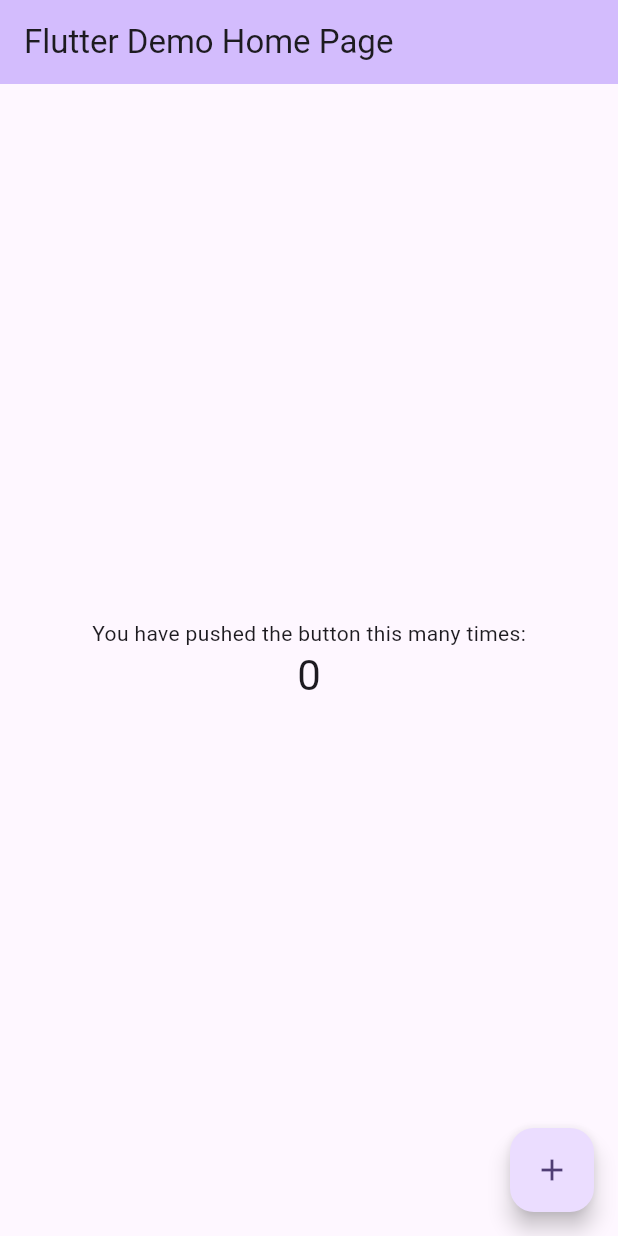
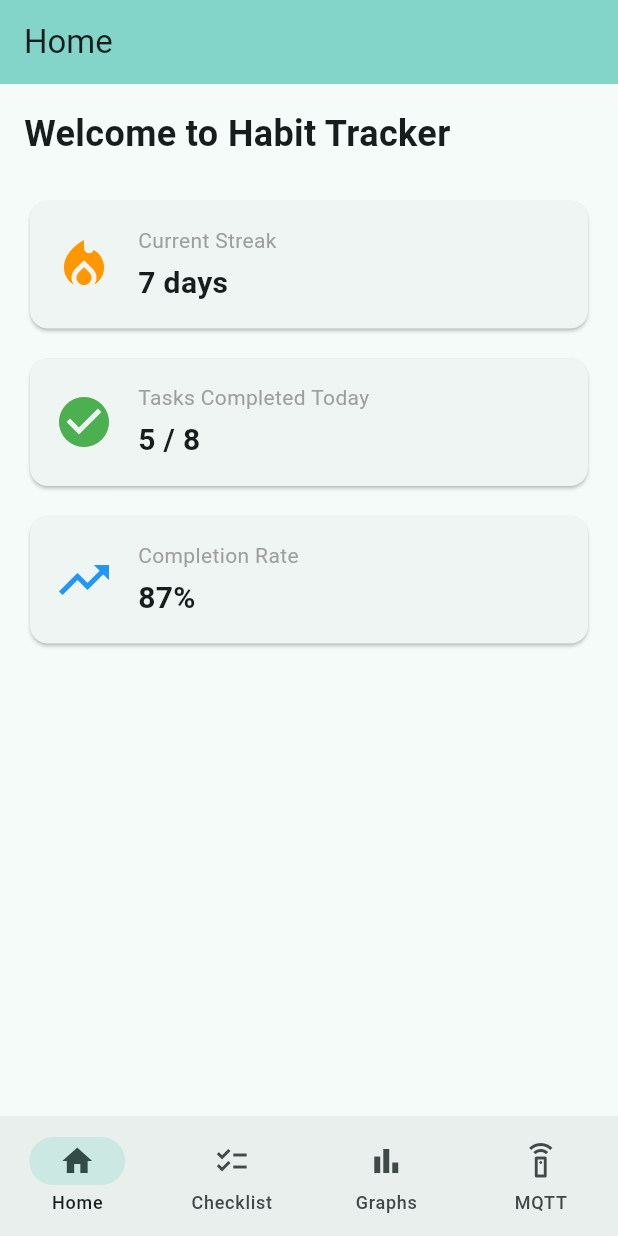
Before and after one commit to AltyMan/Capstone, a Flutter app: the screen it shows after launch, on a phone screen of 412 x 824 dp. Run offline on Flutter 3.47's test engine with Material 3 defaults, Android fonts, the phone set to English and light mode, and no system bars; our stand-ins replace fl_chart.

Commit message:
New UI Structure

```diff
--- a/compute/mobile/habittrackerapp/lib/main.dart
+++ b/compute/mobile/habittrackerapp/lib/main.dart
@@ -1,4 +1,8 @@
 import 'package:flutter/material.dart';
+import 'pages/home_page.dart';
+import 'pages/checklist_page.dart';
+import 'pages/graph_page.dart';
+import 'pages/mqtt_page.dart';
 
 void main() {
   runApp(const MyApp());
@@ -7,115 +11,80 @@ void main() {
 class MyApp extends StatelessWidget {
   const MyApp({super.key});
 
-  // This widget is the root of your application.
   @override
   Widget build(BuildContext context) {
     return MaterialApp(
-      title: 'Flutter Demo',
+      title: 'Habit Tracker',
       theme: ThemeData(
-        // This is the theme of your application.
-        //
-        // TRY THIS: Try running your application with "flutter run". You'll see
-        // the application has a purple toolbar. Then, without quitting the app,
-        // try changing the seedColor in the colorScheme below to Colors.green
-        // and then invoke "hot reload" (save your changes or press the "hot
-        // reload" button in a Flutter-supported IDE, or press "r" if you used
-        // the command line to start the app).
-        //
-        // Notice that the counter didn't reset back to zero; the application
-        // state is not lost during the reload. To reset the state, use hot
-        // restart instead.
-        //
-        // This works for code too, not just values: Most code changes can be
-        // tested with just a hot reload.
-        colorScheme: .fromSeed(seedColor: Colors.deepPurple),
+        colorScheme: ColorScheme.fromSeed(seedColor: Colors.teal),
+        useMaterial3: true,
       ),
-      home: const MyHomePage(title: 'Flutter Demo Home Page'),
+      home: const MainNavigation(),
     );
   }
 }
 
-class MyHomePage extends StatefulWidget {
-  const MyHomePage({super.key, required this.title});
-
-  // This widget is the home page of your application. It is stateful, meaning
-  // that it has a State object (defined below) that contains fields that affect
-  // how it looks.
-
-  // This class is the configuration for the state. It holds the values (in this
-  // case the title) provided by the parent (in this case the App widget) and
-  // used by the build method of the State. Fields in a Widget subclass are
-  // always marked "final".
-
-  final String title;
+class MainNavigation extends StatefulWidget {
+  const MainNavigation({super.key});
 
   @override
-  State<MyHomePage> createState() => _MyHomePageState();
+  State<MainNavigation> createState() => _MainNavigationState();
 }
 
-class _MyHomePageState extends State<MyHomePage> {
-  int _counter = 0;
+class _MainNavigationState extends State<MainNavigation> {
+  int _currentIndex = 0;
 
-  void _incrementCounter() {
-    setState(() {
-      // This call to setState tells the Flutter framework that something has
-      // changed in this State, which causes it to rerun the build method below
-      // so that the display can reflect the updated values. If we changed
-      // _counter without calling setState(), then the build method would not be
-      // called again, and so nothing would appear to happen.
-      _counter++;
-    });
-  }
+  final List<Widget> _pages = [
+    const HomePage(),
+    const ChecklistPage(),
+    const GraphPage(),
+    const MqttPage(),
+  ];
+
+  final List<String> _titles = [
+    'Home',
+    'Daily Checklist',
+    'Progress Graphs',
+    'Automation & MQTT',
+  ];
 
   @override
   Widget build(BuildContext context) {
-    // This method is rerun every time setState is called, for instance as done
-    // by the _incrementCounter method above.
-    //
-    // The Flutter framework has been optimized to make rerunning build methods
-    // fast, so that you can just rebuild anything that needs updating rather
-    // than having to individually change instances of widgets.
     return Scaffold(
       appBar: AppBar(
-        // TRY THIS: Try changing the color here to a specific color (to
-        // Colors.amber, perhaps?) and trigger a hot reload to see the AppBar
-        // change color while the other colors stay the same.
         backgroundColor: Theme.of(context).colorScheme.inversePrimary,
-        // Here we take the value from the MyHomePage object that was created by
-        // the App.build method, and use it to set our appbar title.
-        title: Text(widget.title),
+        title: Text(_titles[_currentIndex]),
       ),
-      body: Center(
-        // Center is a layout widget. It takes a single child and positions it
-        // in the middle of the parent.
-        child: Column(
-          // Column is also a layout widget. It takes a list of children and
-          // arranges them vertically. By default, it sizes itself to fit its
-          // children horizontally, and tries to be as tall as its parent.
-          //
-          // Column has various properties to control how it sizes itself and
-          // how it positions its children. Here we use mainAxisAlignment to
-          // center the children vertically; the main axis here is the vertical
-          // axis because Columns are vertical (the cross axis would be
-          // horizontal).
-          //
-          // TRY THIS: Invoke "debug painting" (choose the "Toggle Debug Paint"
-          // action in the IDE, or press "p" in the console), to see the
-          // wireframe for each widget.
-          mainAxisAlignment: .center,
-          children: [
-            const Text('You have pushed the button this many times:'),
-            Text(
-              '$_counter',
-              style: Theme.of(context).textTheme.headlineMedium,
-            ),
-          ],
-        ),
-      ),
-      floatingActionButton: FloatingActionButton(
-        onPressed: _incrementCounter,
-        tooltip: 'Increment',
-        child: const Icon(Icons.add),
+      body: _pages[_currentIndex],
+      bottomNavigationBar: NavigationBar(
+        selectedIndex: _currentIndex,
+        onDestinationSelected: (int index) {
+          setState(() {
+            _currentIndex = index;
+          });
+        },
+        destinations: const [
+          NavigationDestination(
+            icon: Icon(Icons.home_outlined),
+            selectedIcon: Icon(Icons.home),
+            label: 'Home',
+          ),
+          NavigationDestination(
+            icon: Icon(Icons.checklist_outlined),
+            selectedIcon: Icon(Icons.checklist),
+            label: 'Checklist',
+          ),
+          NavigationDestination(
+            icon: Icon(Icons.bar_chart_outlined),
+            selectedIcon: Icon(Icons.bar_chart),
+            label: 'Graphs',
+          ),
+          NavigationDestination(
+            icon: Icon(Icons.settings_remote_outlined),
+            selectedIcon: Icon(Icons.settings_remote),
+            label: 'MQTT',
+          ),
+        ],
       ),
     );
   }
--- /dev/null
+++ b/compute/mobile/habittrackerapp/lib/pages/checklist_page.dart
@@ -0,0 +1,81 @@
+import 'package:flutter/material.dart';
+
+class ChecklistPage extends StatefulWidget {
+  const ChecklistPage({super.key});
+
+  @override
+  State<ChecklistPage> createState() => _ChecklistPageState();
+}
+
+class _ChecklistPageState extends State<ChecklistPage> {
+  // Static demo data - will be replaced with API data later
+  final List<Map<String, dynamic>> _tasks = [
+    {'name': 'Morning Meditation', 'completed': true, 'time': '6:00 AM'},
+    {'name': 'Exercise', 'completed': true, 'time': '7:00 AM'},
+    {'name': 'Drink Water (8 glasses)', 'completed': false, 'time': 'Throughout day'},
+    {'name': 'Read for 30 minutes', 'completed': true, 'time': '8:00 PM'},
+    {'name': 'Journal', 'completed': false, 'time': '9:00 PM'},
+    {'name': 'Make Bed', 'completed': true, 'time': '6:30 AM'},
+    {'name': 'Practice Guitar', 'completed': false, 'time': '5:00 PM'},
+    {'name': 'Cook Healthy Meal', 'completed': true, 'time': '6:00 PM'},
+  ];
+
+  @override
+  Widget build(BuildContext context) {
+    final completedCount = _tasks.where((task) => task['completed']).length;
+    final totalCount = _tasks.length;
+
+    return Column(
+      children: [
+        Container(
+          padding: const EdgeInsets.all(16),
+          color: Theme.of(context).colorScheme.primaryContainer,
+          child: Row(
+            mainAxisAlignment: MainAxisAlignment.spaceBetween,
+            children: [
+              const Text(
+                'Daily Routine',
+                style: TextStyle(fontSize: 20, fontWeight: FontWeight.bold),
+              ),
+              Text(
+                '$completedCount / $totalCount',
+                style: const TextStyle(fontSize: 18, fontWeight: FontWeight.w600),
+              ),
+            ],
+          ),
+        ),
+        Expanded(
+          child: ListView.builder(
+            itemCount: _tasks.length,
+            itemBuilder: (context, index) {
+              final task = _tasks[index];
+              return Card(
+                margin: const EdgeInsets.symmetric(horizontal: 12, vertical: 6),
+                child: CheckboxListTile(
+                  title: Text(
+                    task['name'],
+                    style: TextStyle(
+                      decoration: task['completed'] ? TextDecoration.lineThrough : null,
+                      color: task['completed'] ? Colors.grey : null,
+                    ),
+                  ),
+                  subtitle: Text(task['time']),
+                  value: task['completed'],
+                  onChanged: (bool? value) {
+                    setState(() {
+                      task['completed'] = value ?? false;
+                    });
+                  },
+                  secondary: Icon(
+                    task['completed'] ? Icons.check_circle : Icons.radio_button_unchecked,
+                    color: task['completed'] ? Colors.green : Colors.grey,
+                  ),
+                ),
+              );
+            },
+          ),
+        ),
+      ],
+    );
+  }
+}
--- /dev/null
+++ b/compute/mobile/habittrackerapp/lib/pages/home_page.dart
@@ -0,0 +1,49 @@
+import 'package:flutter/material.dart';
+
+class HomePage extends StatelessWidget {
+  const HomePage({super.key});
+
+  @override
+  Widget build(BuildContext context) {
+    return Padding(
+      padding: const EdgeInsets.all(16),
+      child: Column(
+        crossAxisAlignment: CrossAxisAlignment.start,
+        children: [
+          const Text(
+            'Welcome to Habit Tracker',
+            style: TextStyle(fontSize: 24, fontWeight: FontWeight.bold),
+          ),
+          const SizedBox(height: 24),
+          _buildStatCard('Current Streak', '7 days', Icons.local_fire_department, Colors.orange),
+          const SizedBox(height: 12),
+          _buildStatCard('Tasks Completed Today', '5 / 8', Icons.check_circle, Colors.green),
+          const SizedBox(height: 12),
+          _buildStatCard('Completion Rate', '87%', Icons.trending_up, Colors.blue),
+        ],
+      ),
+    );
+  }
+
+  Widget _buildStatCard(String title, String value, IconData icon, Color color) {
+    return Card(
+      child: Padding(
+        padding: const EdgeInsets.all(16),
+        child: Row(
+          children: [
+            Icon(icon, color: color, size: 40),
+            const SizedBox(width: 16),
+            Column(
+              crossAxisAlignment: CrossAxisAlignment.start,
+              children: [
+                Text(title, style: const TextStyle(fontSize: 14, color: Colors.grey)),
+                const SizedBox(height: 4),
+                Text(value, style: const TextStyle(fontSize: 20, fontWeight: FontWeight.bold)),
+              ],
+            ),
+          ],
+        ),
+      ),
+    );
+  }
+}
--- a/compute/mobile/habittrackerapp/pubspec.yaml
+++ b/compute/mobile/habittrackerapp/pubspec.yaml
@@ -36,6 +36,7 @@ dependencies:
   # The following adds the Cupertino Icons font to your application.
   # Use with the CupertinoIcons class for iOS style icons.
   cupertino_icons: ^1.0.8
+  fl_chart: ^1.1.1
 
 dev_dependencies:
   flutter_test:
```
Also changed, not shown: compute/mobile/habittrackerapp/lib/pages/graph_page.dart (added, +183 -0 lines), compute/mobile/habittrackerapp/lib/pages/mqtt_page.dart (added, +166 -0 lines), compute/mobile/habittrackerapp/pubspec.lock, 1 other file.
